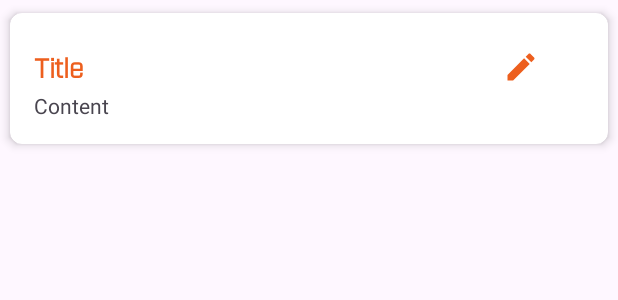
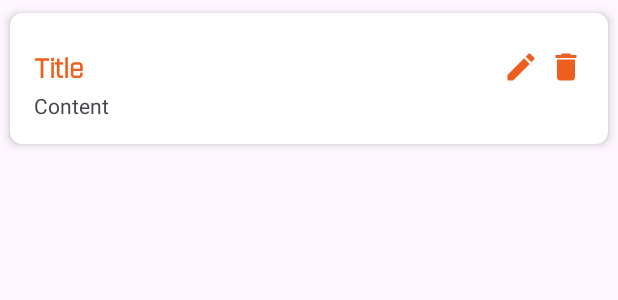
Before and after one commit to Franchesco0117/NotesApp-SQLite, an Android app: the layout note_item.xml on its own in the app's theme, with its tools: preview values and no code run, on a phone screen of 412 x 824 dp. Shown: the top 300 px of the screen. Run offline under Robolectric (Android 15) with nearby library versions, the phone set to English and light mode, and no system bars.

Commit message:
SQLite Logic - Delete Data

```diff
--- /dev/null
+++ b/app/src/main/res/drawable/task_delete.xml
@@ -0,0 +1,5 @@
+<vector android:height="24dp" android:tint="#ED5F1E"
+    android:viewportHeight="24" android:viewportWidth="24"
+    android:width="24dp" xmlns:android="http://schemas.android.com/apk/res/android">
+    <path android:fillColor="@android:color/white" android:pathData="M6,19c0,1.1 0.9,2 2,2h8c1.1,0 2,-0.9 2,-2V7H6v12zM19,4h-3.5l-1,-1h-5l-1,1H5v2h14V4z"/>
+</vector>
--- a/app/src/main/res/layout/note_item.xml
+++ b/app/src/main/res/layout/note_item.xml
@@ -38,6 +38,13 @@
                 android:layout_marginEnd="30dp"
                 android:src="@drawable/task_update"/>
 
+            <ImageView
+                android:id="@+id/deleteButton"
+                android:layout_width="24dp"
+                android:layout_height="24dp"
+                android:layout_alignParentEnd="true"
+                android:src="@drawable/task_delete"/>
+
         </RelativeLayout>
 
         <TextView
```
Also changed, not shown: app/src/main/java/com/example/mynotessqlite/NoteDatabaseHelper.kt (+8 -0 lines), app/src/main/java/com/example/mynotessqlite/NotesAdapter.kt (+11 -0 lines).
